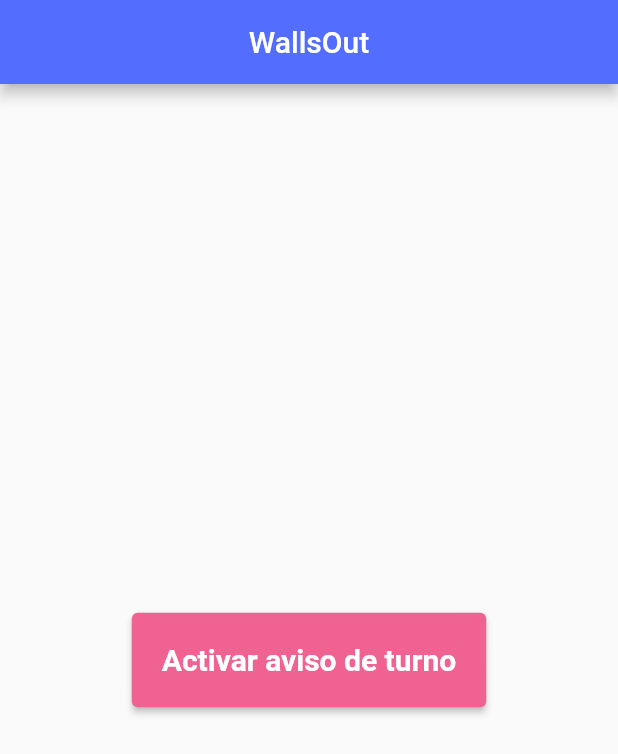
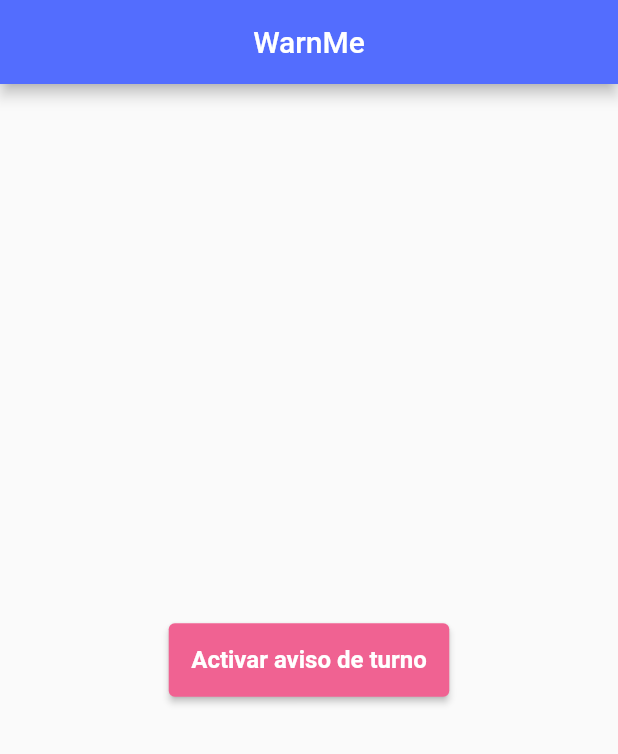
Before and after one commit to celia1996/NoWalls, a Flutter app: the screen it shows after launch, on a phone screen of 412 x 824 dp. Shown: the top 754 px of the screen. Run offline on Flutter 3.47's test engine with Material 2 defaults, Android fonts, the phone set to English and light mode, and no system bars; our stand-ins replace vibration; missing offline and left inert: flutter_fft.

Commit message:
App name changed

```diff
--- a/lib/src/pages/home_page.dart
+++ b/lib/src/pages/home_page.dart
@@ -6,8 +6,9 @@ class HomePage extends StatelessWidget {
   Widget build(BuildContext context) {
     return Scaffold(
       appBar: AppBar(
-        title: Center(child: Text('WallsOut')),
+        title: Center(child: Text('WarnMe')),
         backgroundColor: Colors.indigoAccent,
+        automaticallyImplyLeading: false,
       ),
       body: Center(
         child: Row(
@@ -23,8 +24,8 @@ class HomePage extends StatelessWidget {
               child: Text('Activar aviso de turno', style: TextStyle(fontWeight: FontWeight.w700),),
               style: ButtonStyle(
                 backgroundColor: MaterialStateProperty.all<Color>(Colors.pink[300]),
-                padding:  MaterialStateProperty.all<EdgeInsets>(EdgeInsets.all(20.0)),
-                textStyle: MaterialStateProperty.all<TextStyle>(TextStyle(fontSize:20))
+                padding:  MaterialStateProperty.all<EdgeInsets>(EdgeInsets.all(15.0)),
+                textStyle: MaterialStateProperty.all<TextStyle>(TextStyle(fontSize:16)),
               ),
             ),
           ],
```
